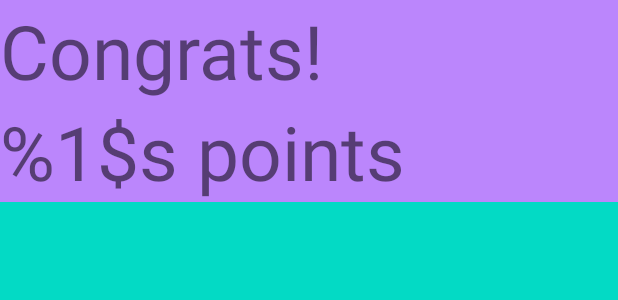
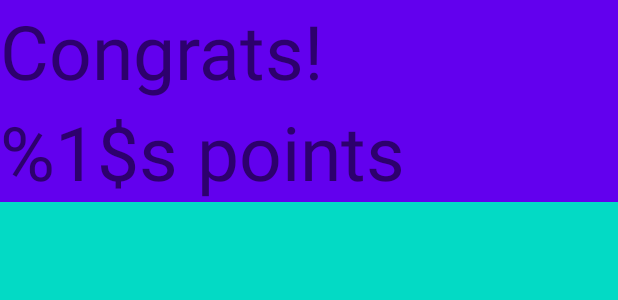
Before and after one commit to alebal123bal/quiz_risposte_multiple, an Android app: the layout activity_last.xml on its own in the app's theme, with its tools: preview values and no code run, on a phone screen of 412 x 824 dp. Shown: the top 300 px of the screen. Run offline under Robolectric (Android 15) with nearby library versions, the phone set to English and light mode, and no system bars.

```diff
--- a/app/src/main/java/com/example/quiz_risposte_multiple/LastActivity.kt
+++ b/app/src/main/java/com/example/quiz_risposte_multiple/LastActivity.kt
@@ -1,8 +1,8 @@
-package com.example.quiz_risposte_multiple
+package com.example.quiz_risposte_multiple;
 
 import android.os.Bundle
 import android.widget.TextView
-import androidx.appcompat.app.AppCompatActivity
+import androidx.appcompat.app.AppCompatActivity;
 
 class LastActivity : AppCompatActivity() {
         override fun onCreate(savedInstanceState: Bundle?){
--- a/app/src/main/res/layout/activity_last.xml
+++ b/app/src/main/res/layout/activity_last.xml
@@ -10,7 +10,7 @@
             android:layout_width="match_parent"
             android:layout_height="wrap_content"
             android:text="@string/congrats"
-            android:background="@color/purple_200"
+            android:background="@color/purple_500"
             android:textSize="50sp">
         </TextView>
         <TextView
@@ -18,7 +18,7 @@
             android:layout_width="match_parent"
             android:layout_height="wrap_content"
             android:text="@string/score"
-            android:background="@color/purple_200"
+            android:background="@color/purple_500"
             android:textSize="50sp">
         </TextView>
     </LinearLayout>
```
Also changed, not shown: app/src/main/java/com/example/quiz_risposte_multiple/questionAnswer.java (+4 -4 lines).
